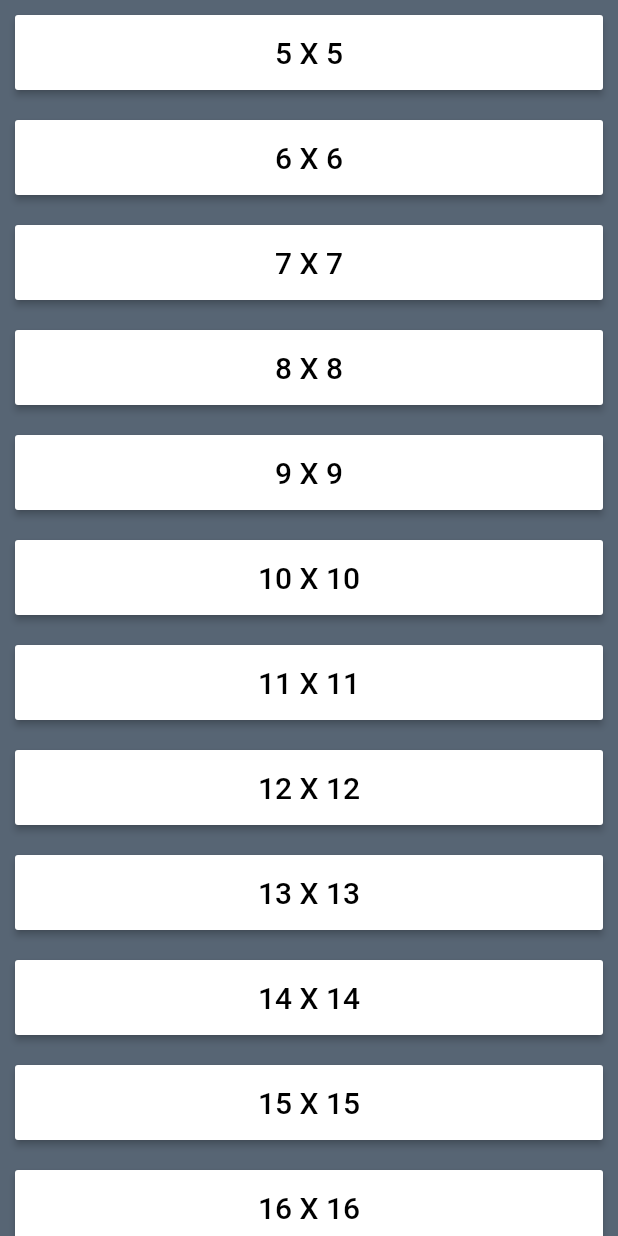
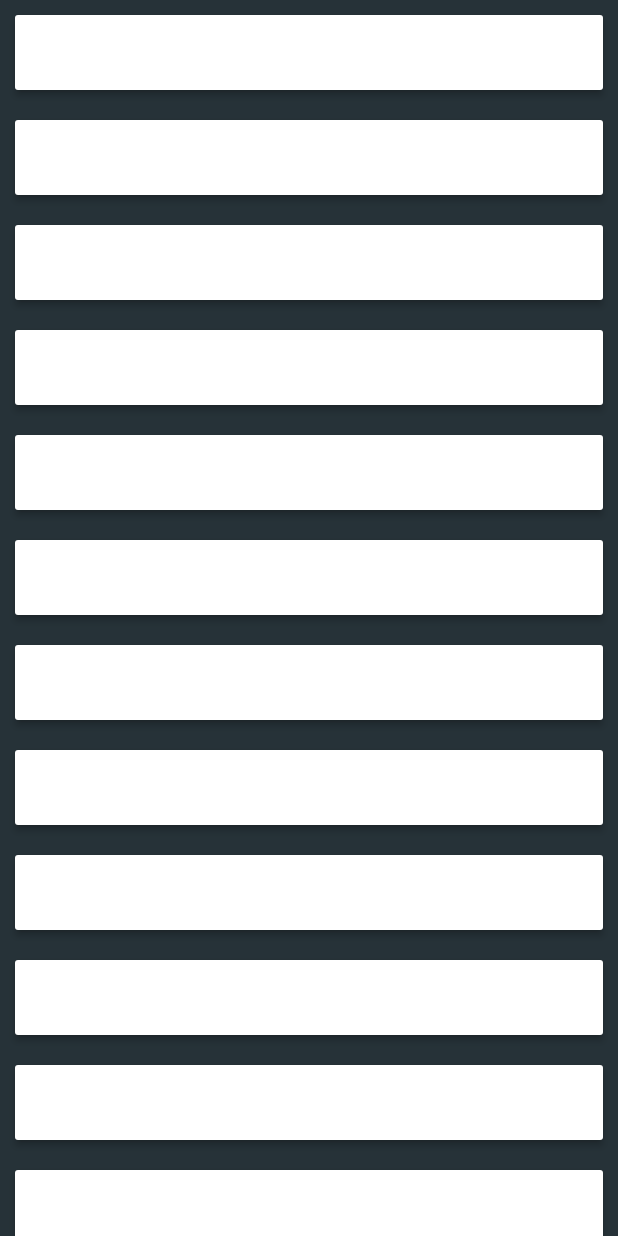
Before and after one commit to Oceankoh/amazes, a Flutter app: the screen it shows after launch, after a tap on "PLAY", on a phone screen of 412 x 824 dp. Run offline on Flutter 3.47's test engine with Material 2 defaults, Android fonts, the phone set to English and light mode, and no system bars; missing offline and left inert: animator.

Commit message:
Minor Themeing to app Added animations to home screen.

```diff
--- a/lib/PreApp/Home.dart
+++ b/lib/PreApp/Home.dart
@@ -1,5 +1,8 @@
 import 'package:flutter/material.dart';
 import 'package:a_maze_ment/PlayPath/MazeSpecs.dart';
+import 'package:animator/animator.dart';
+import 'package:a_maze_ment/Globals/device.dart' as dev;
+import 'dart:math';
 
 class HomePage extends StatefulWidget {
   @override
@@ -11,7 +14,8 @@ class HomePageState extends State<HomePage> {
   Widget build(BuildContext context) {
     return Scaffold(
         backgroundColor: Theme.of(context).canvasColor,
-        body: Container(
+        body: Stack(children: [
+          Container(
               child: Center(
                   child: Column(mainAxisAlignment: MainAxisAlignment.center, children: [
             Padding(
@@ -21,7 +25,7 @@ class HomePageState extends State<HomePage> {
                 onPressed: () {
                   Navigator.push(context, new MaterialPageRoute(builder: (context) => Sizing()));
                 },
-              color: Theme.of(context).primaryColor,
+                //   color: Theme.of(context).buttonColor,
                 padding: EdgeInsets.all(10),
                 shape: BeveledRectangleBorder(borderRadius: BorderRadius.circular(13)),
                 child: Text('PLAY', style: Theme.of(context).textTheme.button),
@@ -33,7 +37,7 @@ class HomePageState extends State<HomePage> {
                   height: 50,
                   minWidth: 200,
                   onPressed: () {},
-                color: Theme.of(context).primaryColor,
+                  //  color: Theme.of(context).buttonColor,
                   padding: EdgeInsets.all(10),
                   shape: BeveledRectangleBorder(borderRadius: BorderRadius.circular(13)),
                   child: Text('SETTINGS', style: Theme.of(context).textTheme.button),
@@ -44,7 +48,7 @@ class HomePageState extends State<HomePage> {
                   height: 50,
                   minWidth: 200,
                   onPressed: () {},
-                color: Theme.of(context).primaryColor,
+                  // color: Theme.of(context).buttonColor,
                   padding: EdgeInsets.all(10),
                   shape: BeveledRectangleBorder(borderRadius: BorderRadius.circular(13)),
                   child: Text('LEADERBOARDS', style: Theme.of(context).textTheme.button),
@@ -55,12 +59,49 @@ class HomePageState extends State<HomePage> {
                   height: 50,
                   minWidth: 200,
                   onPressed: () {},
-                color: Theme.of(context).primaryColor,
+                  //   color: Theme.of(context).buttonColor,
                   padding: EdgeInsets.all(10),
                   shape: BeveledRectangleBorder(borderRadius: BorderRadius.circular(13)),
                   child: Text('ABOUT', style: Theme.of(context).textTheme.button),
                 ),
                 padding: EdgeInsets.all(20))
-        ]))));
+          ]))),
+          Container(
+              child: Stack(children: [
+            Center(
+                child: Animator(
+                    tween: Tween<double>(begin: 0, end: 2 * pi),
+                    duration: Duration(seconds: 8),
+                    repeats: 0,
+                    curve: Curves.linear,
+                    builder: (anim) => Transform.rotate(
+                        angle: anim.value,
+                        child: Container(
+                            decoration: BoxDecoration(
+                          image: DecorationImage(image: AssetImage('assets/MazeCircle.png')),
+                          shape: BoxShape.circle,
+                        )))),
+                widthFactor: 0.01,
+                heightFactor: 0.01),
+            Transform(
+              child: Center(
+                  child: Animator(
+                      tween: Tween<double>(begin: 0, end: 2 * pi),
+                      duration: Duration(seconds: 8),
+                      repeats: 0,
+                      curve: Curves.linear,
+                      builder: (anim) => Transform.rotate(
+                          angle: anim.value,
+                          child: Container(
+                              decoration: BoxDecoration(
+                            image: DecorationImage(image: AssetImage('assets/MazeCircle.png')),
+                            shape: BoxShape.circle,
+                          )))),
+                  widthFactor: 0.01,
+                  heightFactor: 0.01),
+                transform: Matrix4.translationValues(dev.screenWidth, dev.screenHeight, 0)
+            )
+          ]))
+        ]));
   }
 }
--- a/lib/PreApp/Start.dart
+++ b/lib/PreApp/Start.dart
@@ -9,17 +9,18 @@ class BaseApp extends StatelessWidget {
   Widget build(BuildContext context) {
     return MaterialApp(
         theme: ThemeData(
-            brightness: Brightness.light,
+            brightness: Brightness.dark,
             primaryColor: Colors.white,
+            buttonColor: Color(0x00FFFFFF),
             accentColor: Color.fromRGBO(51, 51, 204, 1),
-            canvasColor: Color(0xff576574),
+            canvasColor: Color(0xFF263238),
             textTheme: TextTheme(
                 headline: TextStyle(fontSize: 50, color: Colors.white,fontWeight: FontWeight.bold),
                 title: TextStyle(fontSize: 30, color: Colors.black),
                 body1: TextStyle(fontSize: 10, color: Colors.white),
                 body2: TextStyle(fontSize: 5, color: Colors.white),
-                button: TextStyle(fontSize: 20, color: Colors.black)),
-            buttonTheme: ButtonThemeData(height: 50, minWidth: 200, padding: EdgeInsets.all(10))),
+                button: TextStyle(fontSize: 20, color: Colors.white)),
+            buttonTheme: ButtonThemeData(height: 50, minWidth: 200, padding: EdgeInsets.all(10),buttonColor: Colors.transparent)),
         home: Splash());
   }
 }
```
Lines whose indentation alone changed are shown as unchanged.
